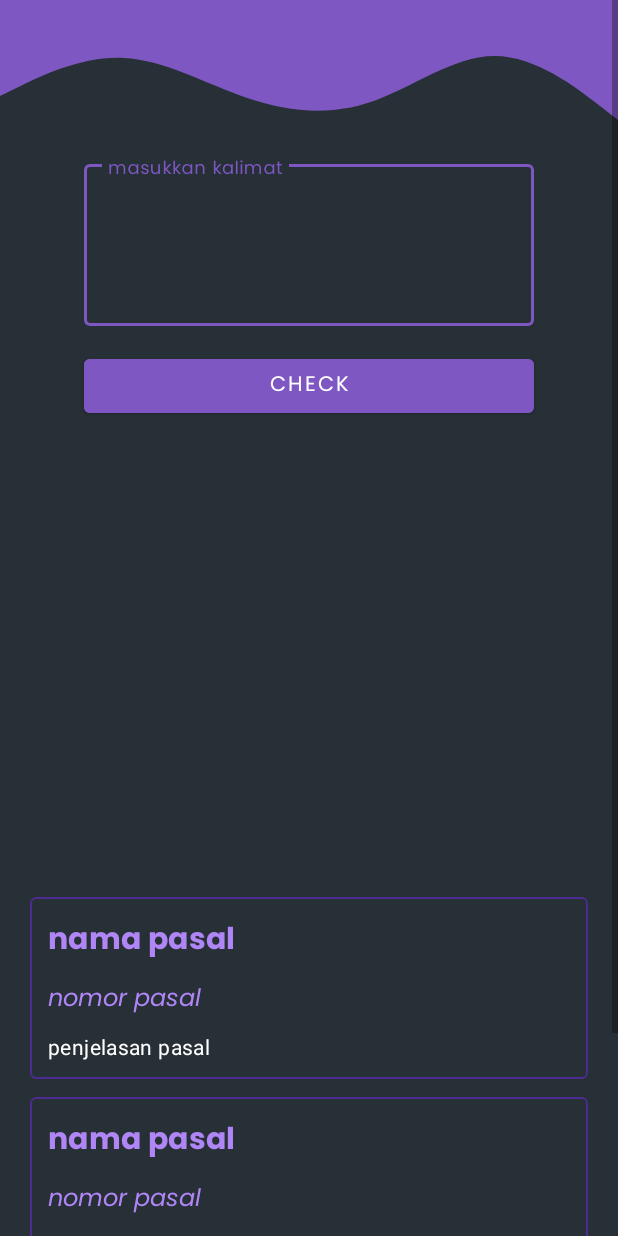
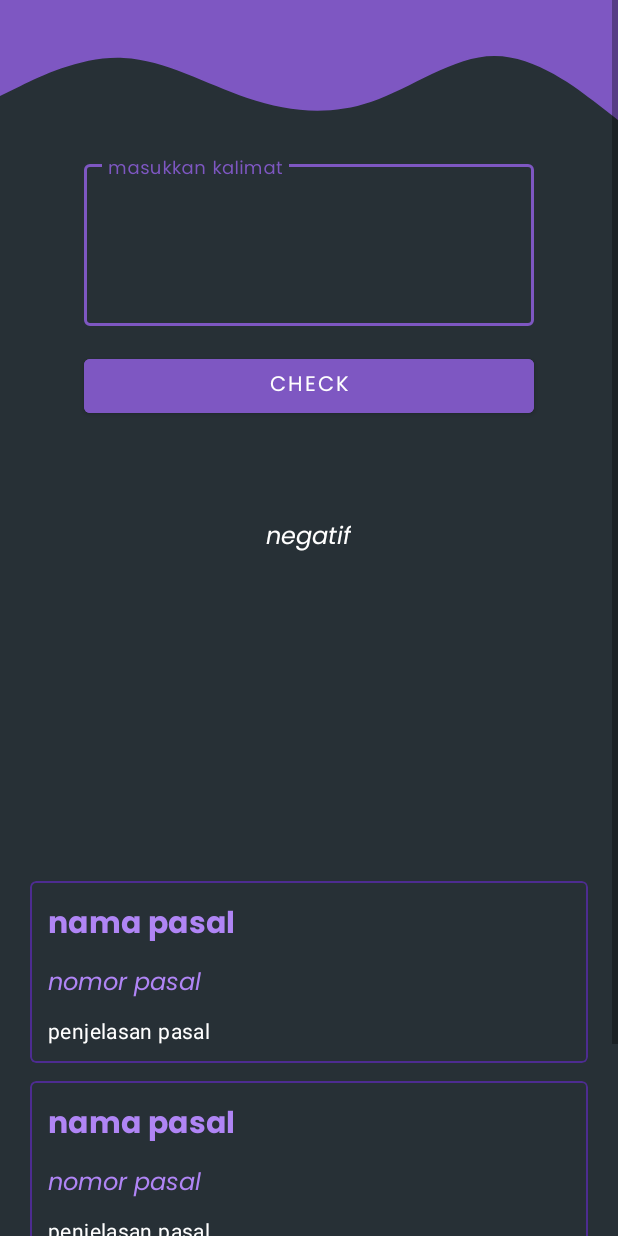
Before and after one commit to aplawtech/aplod, an Android app: the layout fragment_home.xml on its own in the app's theme, with its tools: preview values and no code run, on a phone screen of 412 x 824 dp. Run offline under Robolectric (Android 15) with nearby library versions, the phone set to English and light mode, and no system bars.

Commit message:
Fixing HomeFragment.kt Layout

```diff
--- a/app/src/main/res/layout/fragment_home.xml
+++ b/app/src/main/res/layout/fragment_home.xml
@@ -59,67 +59,27 @@
             android:layout_marginTop="16dp"
             android:layout_marginBottom="16dp" />
 
-
-        <ImageButton
-            android:id="@+id/btn_share"
-            android:visibility="invisible"
+        <TextView
+            android:id="@+id/txt_sentimen"
             android:layout_width="wrap_content"
             android:layout_height="wrap_content"
-            android:layout_below="@+id/btn_check"
-            android:layout_alignEnd="@+id/btn_check"
-            android:layout_margin="7dp"
-            android:background="@android:color/transparent"
-            android:contentDescription="@string/button_share"
-            app:srcCompat="@drawable/ic_baseline_share" />
-
-        <TextView
-            android:id="@+id/aplod"
-            android:visibility="invisible"
-            android:layout_width="wrap_content"
-            android:layout_height="wrap_content"
-            android:layout_alignBottom="@+id/btn_send"
-            android:layout_alignParentStart="true"
-            android:layout_alignParentTop="true"
-            android:layout_alignParentEnd="true"
-            android:layout_marginStart="161dp"
-            android:layout_marginTop="559dp"
-            android:layout_marginEnd="191dp"
-            android:layout_marginBottom="74dp"
+            android:layout_below="@id/btn_check"
+            android:layout_centerInParent="true"
+            android:layout_marginVertical="10dp"
+            android:textColor="@color/white"
             android:fontFamily="@font/poppins_bold"
-            android:gravity="center"
-            android:rotation="-27"
-            android:text="@string/aplod"
-            android:textColor="@color/purple_primary"
-            android:textSize="12sp"
-            android:textStyle="bold" />
-
-        <ImageButton
-            android:id="@+id/btn_send"
-            android:visibility="invisible"
-            android:layout_width="96dp"
-            android:layout_height="93dp"
-            android:layout_below="@id/textField"
-            android:layout_alignParentStart="true"
-            android:layout_alignParentEnd="true"
-            android:layout_marginStart="156dp"
-            android:layout_marginTop="339dp"
-            android:layout_marginEnd="159dp"
-            android:layout_marginBottom="16dp"
-            android:background="@drawable/paper_plane"
-            android:backgroundTint="@color/purple_primary"
-            android:contentDescription="TODO"
-            android:fontFamily="@font/poppins_regular"
-            android:textColor="@color/white" />
+            android:textSize="16sp"
+            android:text="@string/sentiment"
+            android:visibility="invisible"/>
 
         <TextView
             android:id="@+id/tv_sentimen"
-            android:visibility="invisible"
             android:layout_width="wrap_content"
             android:layout_height="wrap_content"
-            android:layout_below="@id/btn_share"
+            android:layout_below="@id/txt_sentimen"
             android:layout_centerInParent="true"
             android:textColor="@color/white"
-            android:fontFamily="@font/poppins_regular"
+            android:fontFamily="@font/poppins_italic"
             android:textSize="16sp"
             tools:text="@string/negatif" />
 
@@ -130,10 +90,8 @@
             android:src="@drawable/ok"
             android:layout_below="@id/tv_sentimen"
             android:contentDescription="@string/ok"
-            android:layout_marginTop="12dp"
-            android:layout_centerHorizontal="true"
-            android:layout_centerVertical="true"
-            android:layout_marginBottom="12dp"
+            android:layout_marginVertical="12dp"
+            android:layout_centerInParent="true"
             android:visibility="invisible"/>
 
         <ImageView
@@ -142,10 +100,8 @@
             android:layout_height="100dp"
             android:src="@drawable/not_ok"
             android:layout_below="@id/tv_sentimen"
-            android:layout_centerHorizontal="true"
-            android:layout_centerVertical="true"
-            android:layout_marginTop="12dp"
-            android:layout_marginBottom="12dp"
+            android:layout_centerInParent="true"
+            android:layout_marginVertical="12dp"
             android:contentDescription="@string/not_ok"
             android:visibility="invisible"/>
 
@@ -156,7 +112,7 @@
             android:layout_height="wrap_content"
             android:text="@string/tv_aman"
             android:layout_below="@id/img_ok"
-            android:layout_marginTop="20dp"
+            android:layout_marginBottom="20dp"
             android:textSize="18sp"
             android:fontFamily="@font/poppins_bold"
             android:textColor="@color/green_success"
@@ -169,7 +125,6 @@
             android:layout_height="wrap_content"
             android:text="@string/kata_kasar_detected"
             android:layout_below="@id/img_not_ok"
-            android:layout_marginTop="20dp"
             android:textSize="18sp"
             android:fontFamily="@font/poppins_bold"
             android:textColor="@android:color/holo_red_light"
@@ -188,6 +143,41 @@
             android:textColor="@color/light_blue_primary"
             android:gravity="center" />
 
+        <TextView
+            android:id="@+id/aplod"
+            android:visibility="invisible"
+            android:layout_width="wrap_content"
+            android:layout_height="wrap_content"
+            android:layout_below="@id/tv_aman"
+            android:layout_alignParentStart="true"
+            android:layout_alignParentTop="true"
+            android:layout_alignParentEnd="true"
+            android:layout_marginStart="161dp"
+            android:layout_marginTop="555dp"
+            android:layout_marginEnd="191dp"
+            android:layout_marginBottom="74dp"
+            android:fontFamily="@font/poppins_bold"
+            android:gravity="center"
+            android:rotation="-27"
+            android:text="@string/aplod"
+            android:textColor="@color/purple_primary"
+            android:textSize="12sp"
+            android:textStyle="bold" />
+
+        <ImageButton
+            android:id="@+id/btn_send"
+            android:visibility="invisible"
+            android:layout_width="96dp"
+            android:layout_height="93dp"
+            android:layout_below="@id/tv_aman"
+            android:layout_centerInParent="true"
+            android:layout_marginBottom="16dp"
+            android:background="@drawable/paper_plane"
+            android:backgroundTint="@color/purple_primary"
+            android:contentDescription="@string/button_share"
+            android:fontFamily="@font/poppins_regular"
+            android:textColor="@color/white" />
+
         <androidx.recyclerview.widget.RecyclerView
             android:id="@+id/rv_pasal"
             android:layout_width="match_parent"
@@ -200,6 +190,7 @@
             android:id="@+id/progressBar"
             android:visibility="invisible"
             style="?android:attr/progressBarStyle"
+            android:layout_below="@id/txt_sentimen"
             android:layout_width="match_parent"
             android:layout_height="match_parent"
             android:layout_alignBottom="@+id/btn_send"
--- a/app/src/main/res/values/strings.xml
+++ b/app/src/main/res/values/strings.xml
@@ -33,4 +33,5 @@
         for typing or saying something in social media because people often
     getting the ITE law penalty because of their bad behavior.</string>
     <string name="negatif">negatif</string>
+    <string name="sentiment">Sentimen:</string>
 </resources>
```
Also changed, not shown: app/src/main/java/com/lawstech/aplod/ui/home/HomeFragment.kt (+33 -0 lines).
